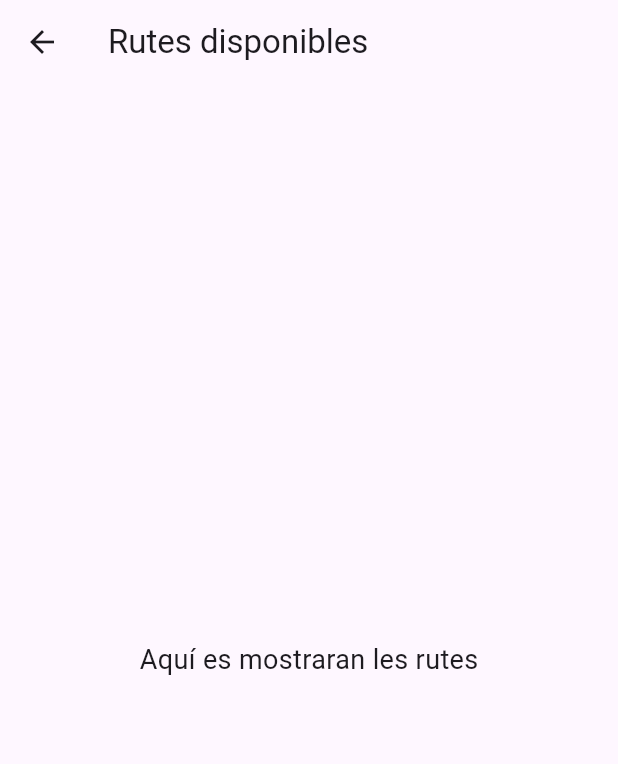
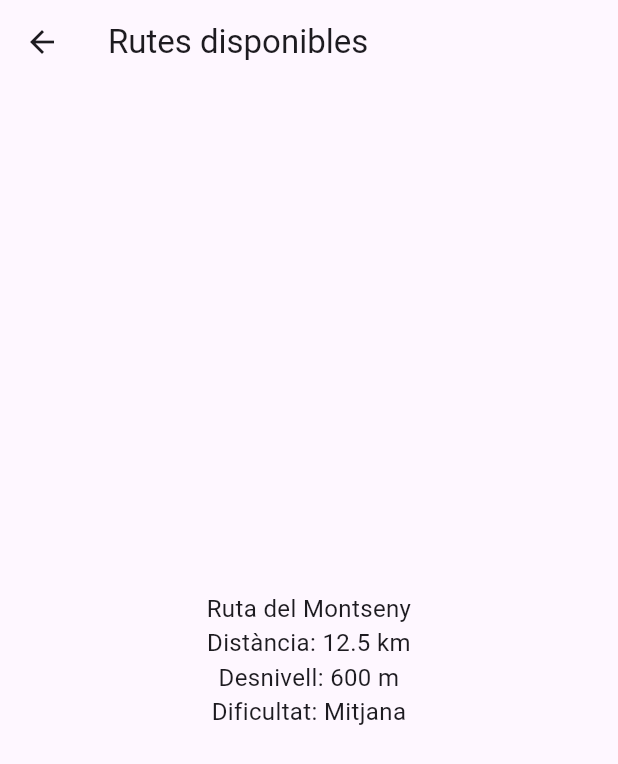
Before and after one commit to Sergio-tcm/tfg-rutes-senderisme, a Flutter app: the RoutesScreen screen opened directly, on a phone screen of 412 x 824 dp. Shown: the top 764 px of the screen. Run offline on Flutter 3.47's test engine with Material 3 defaults, Android fonts, the phone set to English and light mode, and no system bars.

Commit message:
Add RouteModel and integrate basic route data

```diff
--- /dev/null
+++ b/app/lib/models/route_model.dart
@@ -0,0 +1,13 @@
+class RouteModel {
+  final String name;
+  final double distance; // en km
+  final int elevation; // desnivell positiu en metres
+  final String difficulty;
+
+  RouteModel({
+    required this.name,
+    required this.distance,
+    required this.elevation,
+    required this.difficulty,
+  });
+}
--- a/app/lib/screens/routes_screen.dart
+++ b/app/lib/screens/routes_screen.dart
@@ -1,18 +1,30 @@
 import 'package:flutter/material.dart';
+import '../models/route_model.dart';
 
 class RoutesScreen extends StatelessWidget {
   const RoutesScreen({super.key});
 
   @override
   Widget build(BuildContext context) {
+    final RouteModel exampleRoute = RouteModel(
+      name: 'Ruta del Montseny',
+      distance: 12.5,
+      elevation: 600,
+      difficulty: 'Mitjana',
+    );
+
     return Scaffold(
       appBar: AppBar(
         title: const Text('Rutes disponibles'),
       ),
-      body: const Center(
+      body: Center(
         child: Text(
-          'Aquí es mostraran les rutes',
-          style: TextStyle(fontSize: 18),
+          '${exampleRoute.name}\n'
+          'Distància: ${exampleRoute.distance} km\n'
+          'Desnivell: ${exampleRoute.elevation} m\n'
+          'Dificultat: ${exampleRoute.difficulty}',
+          textAlign: TextAlign.center,
+          style: const TextStyle(fontSize: 16),
         ),
       ),
     );
```
